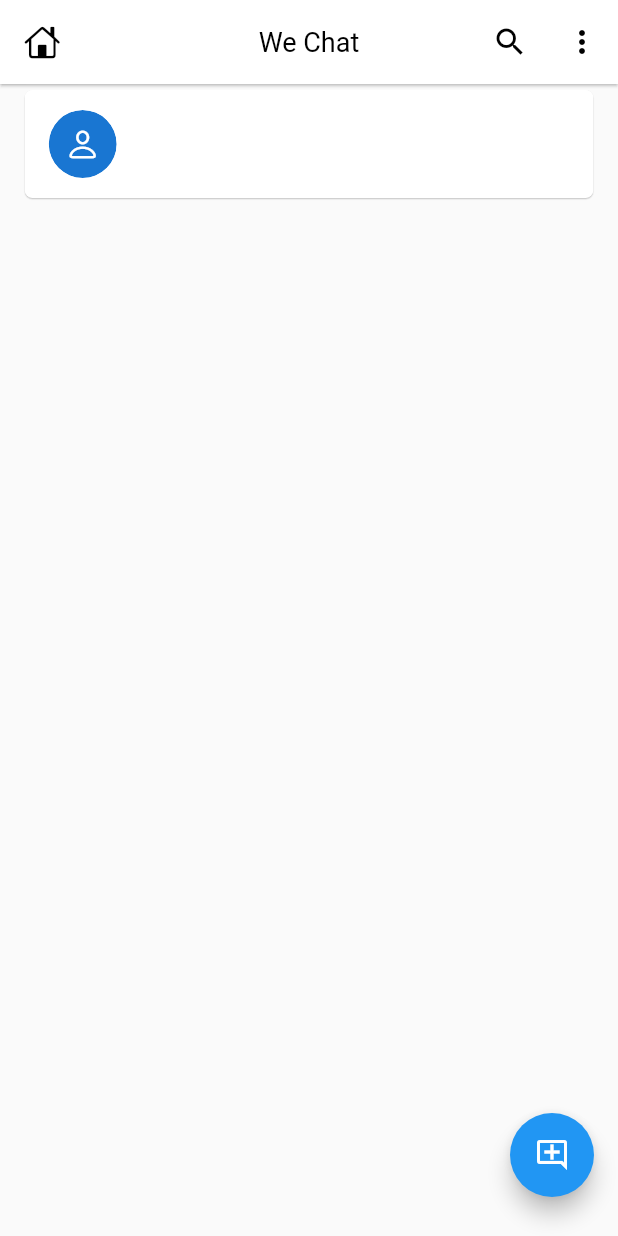
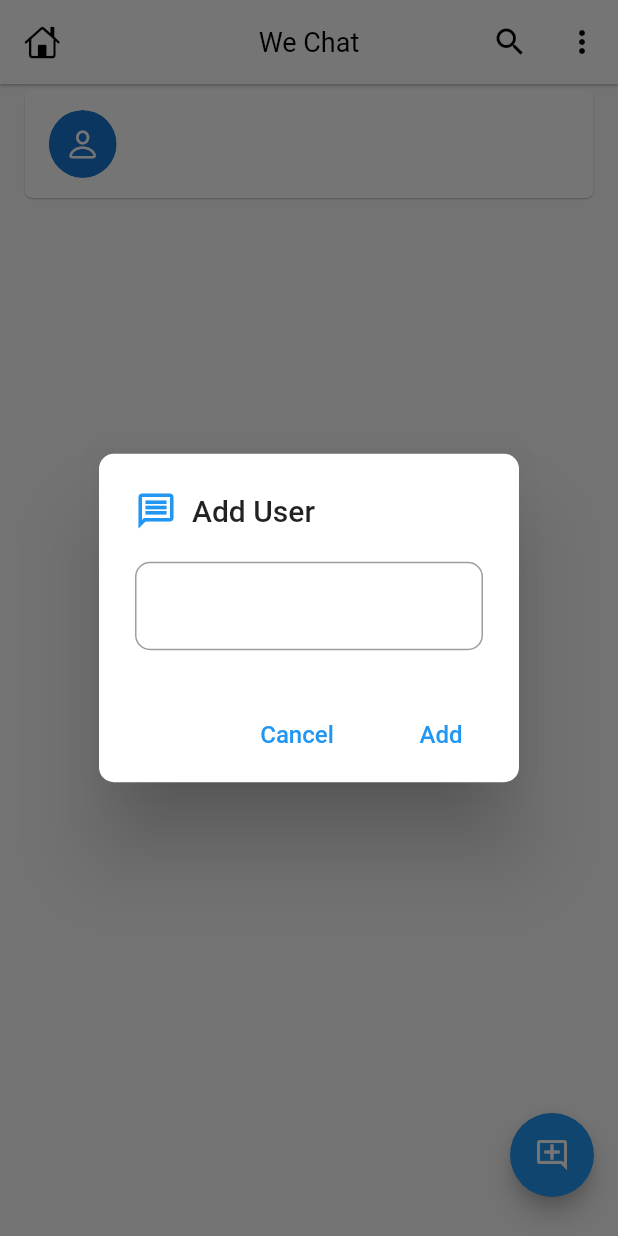
Before and after one commit to abdGhost/we_chat_app, a Flutter app: the HomeScreen screen opened directly, after a tap on the "add comment" icon, on a phone screen of 412 x 824 dp. Run offline on Flutter 3.47's test engine with Material 2 defaults, Android fonts, the phone set to English and light mode, and no system bars; drawn by our look-alikes of cached_network_image; our stand-ins replace cloud_firestore, emoji_picker_flutter, firebase_auth, firebase_core, firebase_messaging, firebase_storage and 4 more; missing offline and left inert: flutter_notification_channel; accounts and stored records are empty; network calls fail; statements that could not run were skipped.

Commit message:
Start working on add user by email id

```diff
--- a/lib/screens/home_screen.dart
+++ b/lib/screens/home_screen.dart
@@ -3,6 +3,7 @@ import 'package:flutter/material.dart';
 import 'package:flutter/services.dart';
 import 'package:google_sign_in/google_sign_in.dart';
 import '../api/api.dart';
+import '../dialogs/dialogs_widget.dart';
 import '../models/chat_user.dart';
 import '../screens/profile_screen.dart';
 
@@ -120,10 +121,7 @@ class _HomeScreenState extends State<HomeScreen> {
               bottom: 10,
             ),
             child: FloatingActionButton(
-              onPressed: () async {
-                await APIs.firebaseAuth.signOut();
-                await GoogleSignIn().signOut();
-              },
+              onPressed: _showAddUserDialog,
               child: const Icon(
                 Icons.add_comment_outlined,
               ),
@@ -175,4 +173,71 @@ class _HomeScreenState extends State<HomeScreen> {
       ),
     );
   }
+
+  // Dialog for editing message
+  void _showAddUserDialog() {
+    String email = '';
+
+    showDialog(
+      context: context,
+      builder: ((context) => AlertDialog(
+            shape:
+                RoundedRectangleBorder(borderRadius: BorderRadius.circular(10)),
+            title: Row(
+              children: const [
+                Icon(
+                  Icons.message_outlined,
+                  color: Colors.blue,
+                  size: 28,
+                ),
+                Text(
+                  '  Add User',
+                ),
+              ],
+            ),
+            content: TextFormField(
+              maxLines: null,
+              onChanged: (value) => email = value,
+              decoration: InputDecoration(
+                border: OutlineInputBorder(
+                  borderRadius: BorderRadius.circular(10),
+                ),
+              ),
+            ),
+            actions: [
+              MaterialButton(
+                onPressed: () {
+                  Navigator.of(context).pop();
+                },
+                child: const Text(
+                  'Cancel',
+                  style: TextStyle(
+                    color: Colors.blue,
+                    fontSize: 16,
+                  ),
+                ),
+              ),
+              MaterialButton(
+                onPressed: () {
+                  Navigator.of(context).pop();
+                  Navigator.of(context).pop();
+                  // APIs.updateMessage(widget.message, updateMessage);
+                  DialogsWidget.showSnackbar(
+                    context,
+                    'User Added Successfully',
+                    SnackBarBehavior.fixed,
+                  );
+                },
+                child: const Text(
+                  'Add',
+                  style: TextStyle(
+                    color: Colors.blue,
+                    fontSize: 16,
+                  ),
+                ),
+              ),
+            ],
+          )),
+    );
+  }
 }
```
